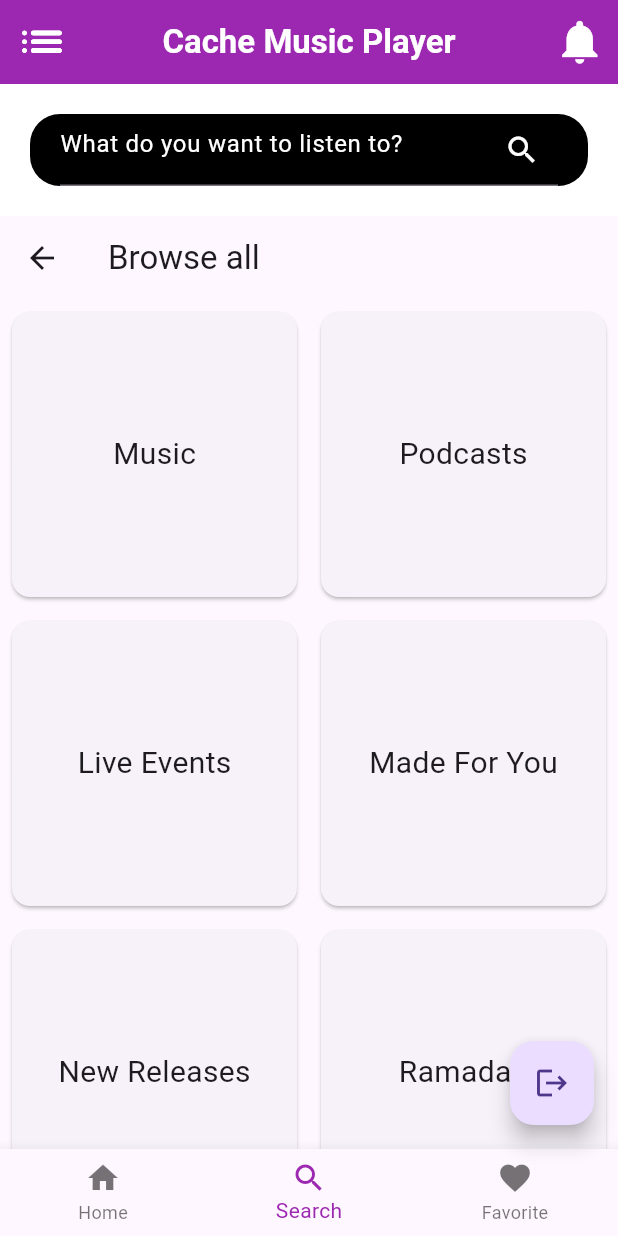
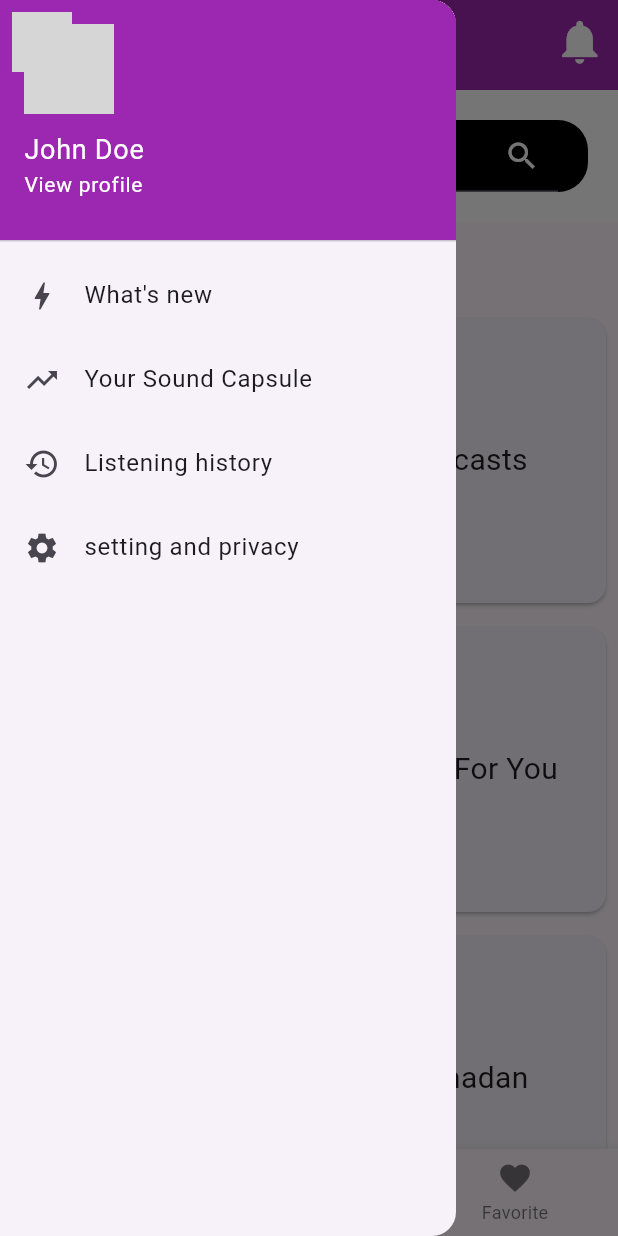
Before and after one commit to Micc1234/Cache-Music-Player, a Flutter app: the FirstPage screen opened directly, item 2 of the bottom bar chosen, with the side drawer open (before the commit the screen has no drawer), on a phone screen of 412 x 824 dp. Run offline on Flutter 3.47's test engine with Material 3 defaults, Android fonts, the phone set to English and light mode, and no system bars; network calls fail; grey boxes are pictures that could not be loaded.

```diff
--- a/lib/screens/first_page.dart
+++ b/lib/screens/first_page.dart
@@ -30,20 +30,73 @@ class _FirstPageState extends State<FirstPage> {
   @override
   Widget build(BuildContext context) {
     return Scaffold(
-      floatingActionButton: FloatingActionButton(
-        onPressed: () {
-          Navigator.push(
-              context, MaterialPageRoute(builder: (context) => LoginPage()));
+      drawer: Drawer(
+        child: ListView(
+          padding: EdgeInsets.zero,
+          children: <Widget>[
+            DrawerHeader(
+              decoration: BoxDecoration(
+                color: Colors.purple,
+              ),
+              child: Column(
+                crossAxisAlignment: CrossAxisAlignment.start,
+                children: [
+                  CircleAvatar(
+                    radius: 30,
+                    backgroundImage: AssetImage('assets/profile_pic.jpg'), // Add your profile picture asset
+                  ),
+                  SizedBox(height: 10),
+                  Text(
+                    'John Doe', // Your user's name
+                    style: TextStyle(
+                      color: Colors.white,
+                      fontSize: 18,
+                    ),
+                  ),
+                  Text(
+                    'View profile', // Your user's email
+                    style: TextStyle(
+                      color: Colors.white,
+                      fontSize: 14,
+                    ),
+                  ),
+                ],
+              ),
+            ),
+            ListTile(
+              leading: Icon(Icons.bolt),
+              title: Text("What's new"),
+              onTap: () {
+                // Add navigation here if needed
               },
-        child: Icon(Icons.logout),
             ),
-      appBar: AppBar(
-        leading: IconButton(
-          iconSize: 35,
-          color: Colors.white,
-          icon: Icon(Icons.list_rounded),
-          onPressed: () {},
+            ListTile(
+              leading: Icon(Icons.trending_up),
+              title: Text('Your Sound Capsule'),
+              onTap: () {
+                // Add navigation here if needed
+              },
             ),
+            ListTile(
+              leading: Icon(Icons.history),
+              title: Text('Listening history'),
+              onTap: () {
+                // Add navigation here if needed
+              },
+            ),
+            ListTile(
+              leading: Icon(Icons.settings),
+              title: Text('setting and privacy'),
+              onTap: () {
+                // Add navigation here if needed
+              },
+            ),
+          ],
+        ),
+      ),
+      appBar: PreferredSize(
+        preferredSize: Size.fromHeight(60.0), // Set preferred height of AppBar
+        child: AppBar(
           backgroundColor: Colors.purple,
           title: Text(
             "Cache Music Player",
@@ -63,6 +116,21 @@ class _FirstPageState extends State<FirstPage> {
             )
           ],
           centerTitle: true,
+          leading: Builder(
+            builder: (context) => GestureDetector(
+              onTap: () {
+                Scaffold.of(context).openDrawer();
+              },
+              child: Padding(
+                padding: EdgeInsets.all(8.0),
+                child: CircleAvatar(
+                  radius: 20,
+                  backgroundImage: AssetImage('assets/profile_pic.jpg'), // Add your profile picture asset
+                ),
+              ),
+            ),
+          ),
+        ),
       ),
       body: pages[selectedIndex],
       bottomNavigationBar: BottomNavigationBar(
@@ -74,7 +142,8 @@ class _FirstPageState extends State<FirstPage> {
           BottomNavigationBarItem(icon: Icon(Icons.search), label: "Search"),
           BottomNavigationBarItem(
               icon: Icon(Icons.favorite), label: "Favorite"),
-          ]),
+        ],
+      ),
     );
   }
 }
```
Lines whose indentation alone changed are shown as unchanged.
